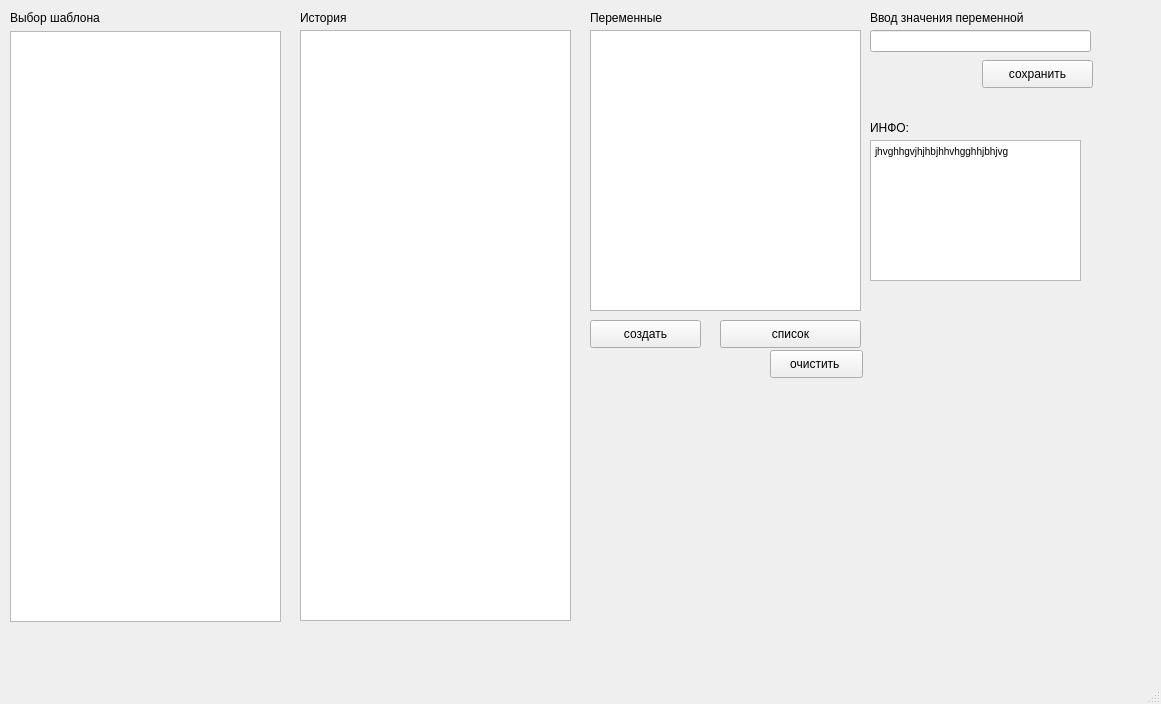
Old version of the form interface.ui in the repository dim272/gen_docs.
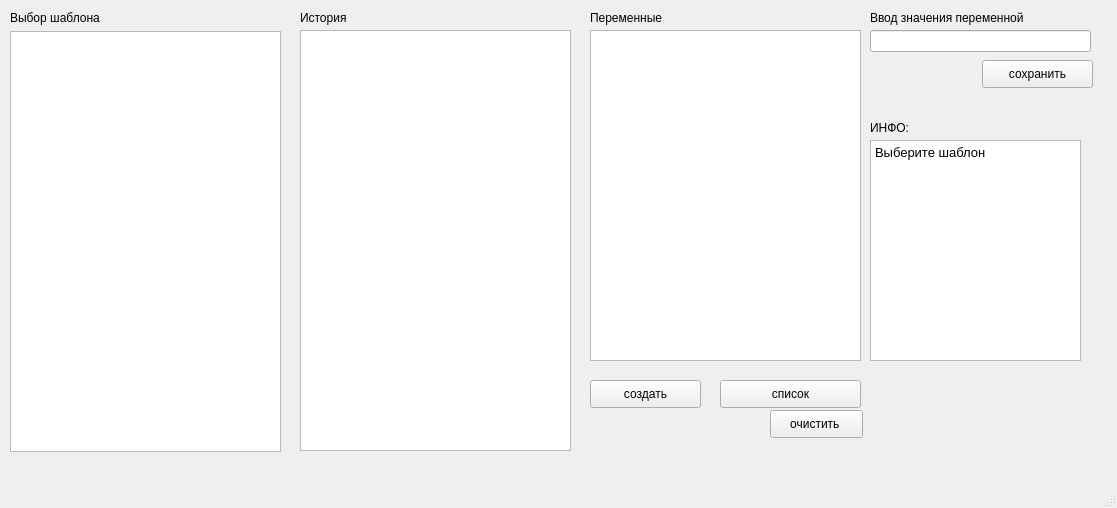
New version of the form.

What changed in the file:
```diff
--- a/interface.ui
+++ b/interface.ui
@@ -6,8 +6,8 @@
    <rect>
     <x>0</x>
     <y>0</y>
-    <width>1161</width>
-    <height>704</height>
+    <width>1117</width>
+    <height>508</height>
    </rect>
   </property>
   <property name="windowTitle">
@@ -20,7 +20,7 @@
       <x>10</x>
       <y>31</y>
       <width>271</width>
-      <height>591</height>
+      <height>421</height>
      </rect>
     </property>
    </widget>
@@ -30,7 +30,7 @@
       <x>300</x>
       <y>30</y>
       <width>271</width>
-      <height>591</height>
+      <height>421</height>
      </rect>
     </property>
    </widget>
@@ -40,7 +40,7 @@
       <x>590</x>
       <y>30</y>
       <width>271</width>
-      <height>281</height>
+      <height>331</height>
      </rect>
     </property>
    </widget>
@@ -71,7 +71,7 @@
     <property name="geometry">
      <rect>
       <x>720</x>
-      <y>320</y>
+      <y>380</y>
       <width>141</width>
       <height>28</height>
      </rect>
@@ -84,7 +84,7 @@
     <property name="geometry">
      <rect>
       <x>770</x>
-      <y>350</y>
+      <y>410</y>
       <width>93</width>
       <height>28</height>
      </rect>
@@ -97,7 +97,7 @@
     <property name="geometry">
      <rect>
       <x>590</x>
-      <y>320</y>
+      <y>380</y>
       <width>111</width>
       <height>28</height>
      </rect>
@@ -112,7 +112,7 @@
       <x>870</x>
       <y>140</y>
       <width>211</width>
-      <height>141</height>
+      <height>221</height>
      </rect>
     </property>
     <property name="html">
@@ -123,7 +123,7 @@
 li.unchecked::marker { content: &quot;\2610&quot;; }
 li.checked::marker { content: &quot;\2612&quot;; }
 &lt;/style&gt;&lt;/head&gt;&lt;body style=&quot; font-family:'Ubuntu'; font-size:10pt; font-weight:400; font-style:normal;&quot;&gt;
-&lt;p style=&quot; margin-top:0px; margin-bottom:0px; margin-left:0px; margin-right:0px; -qt-block-indent:0; text-indent:0px;&quot;&gt;&lt;span style=&quot; font-family:'MS Shell Dlg 2'; font-size:7.8pt;&quot;&gt;jhvghhgvjhjhbjhhvhgghhjbhjvg&lt;/span&gt;&lt;/p&gt;&lt;/body&gt;&lt;/html&gt;</string>
+&lt;p style=&quot; margin-top:0px; margin-bottom:0px; margin-left:0px; margin-right:0px; -qt-block-indent:0; text-indent:0px;&quot;&gt;Выберите шаблон&lt;/p&gt;&lt;/body&gt;&lt;/html&gt;</string>
     </property>
    </widget>
    <widget class="QLabel" name="label">
```
Left out of the diff: 2 changed lines with no effect on the pictures.
